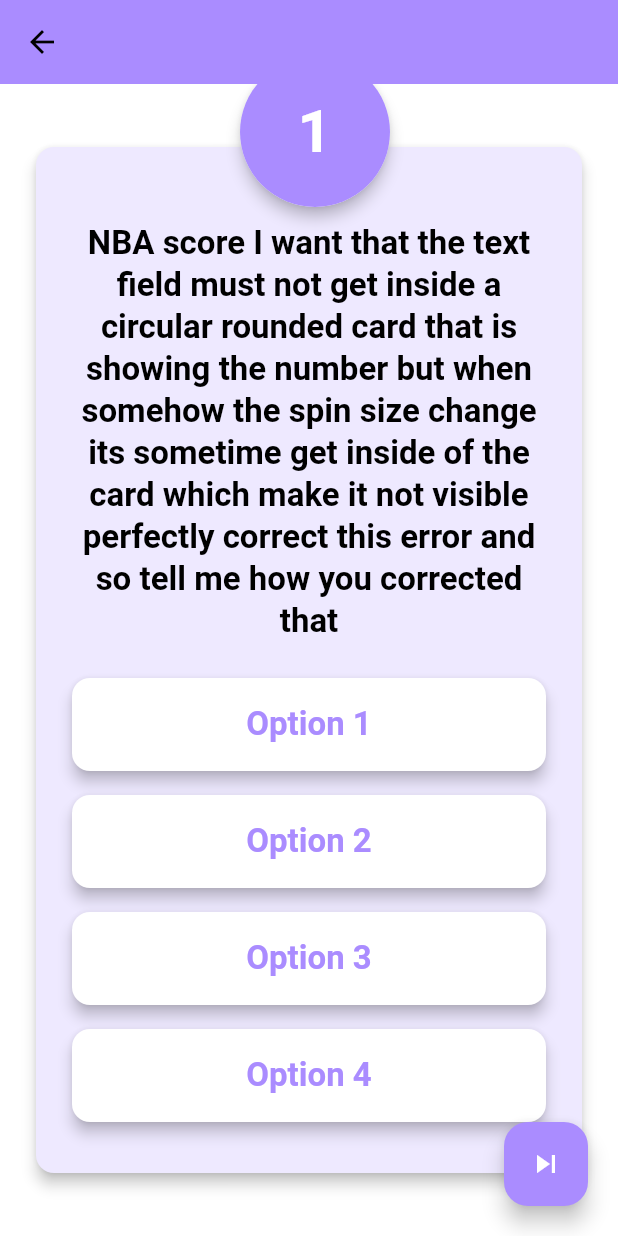
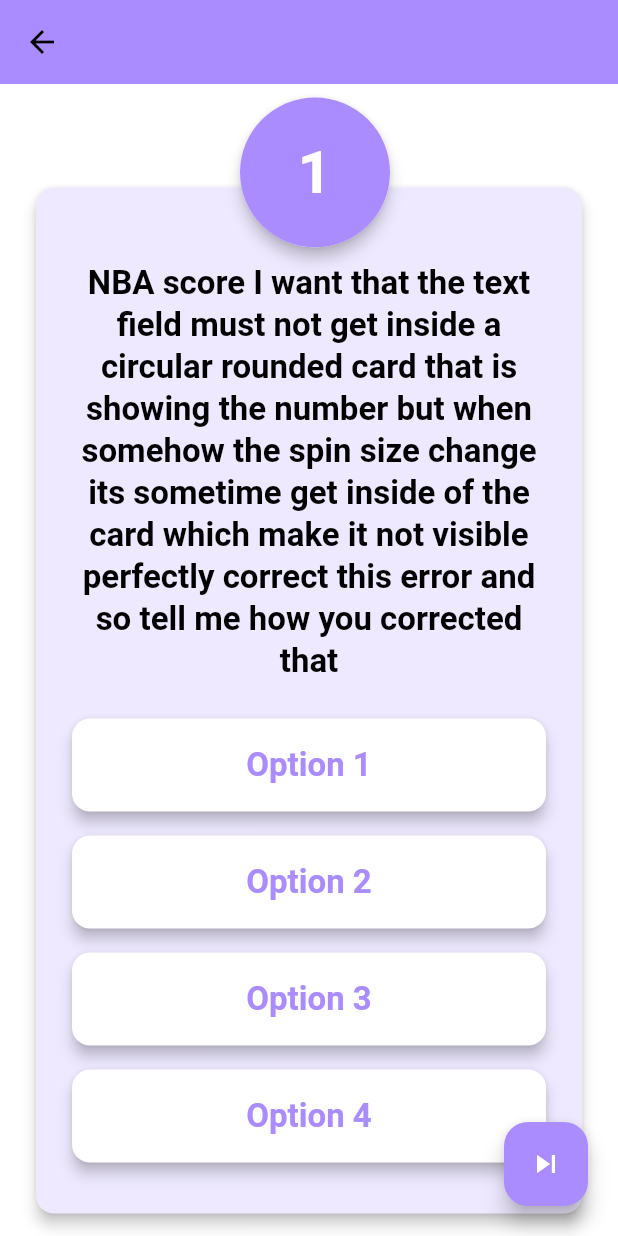
Before and after one commit to Anshuman1103/caliber_sense, a Flutter app: the QuestionScreen screen opened directly, on a phone screen of 412 x 824 dp. Run offline on Flutter 3.47's test engine with Material 3 defaults, Android fonts, the phone set to English and light mode, and no system bars; our stand-ins replace flutter_riverpod, google_fonts.

Commit message:
Question page bug fix

```diff
--- a/lib/widgets/question_card.dart
+++ b/lib/custom_widgets/question_card.dart
@@ -14,6 +14,7 @@
           clipBehavior: Clip.none,
           children: [
             Padding(
+              //Padding for card to screen boundary
               padding: const EdgeInsets.symmetric(
                 vertical: 10,
                 horizontal: 20,
--- a/lib/screens/question_screen.dart
+++ b/lib/screens/question_screen.dart
@@ -1,5 +1,5 @@
 import 'package:caliber_sense/main.dart';
-import 'package:caliber_sense/widgets/question_card.dart';
+import 'package:caliber_sense/custom_widgets/question_card.dart';
 import 'package:flutter/material.dart';
 
 class QuestionScreen extends StatelessWidget {
@@ -12,11 +12,22 @@
       appBar: AppBar(
         backgroundColor: colorScheme.primary,
       ),
-      body: Stack(
+      body: Column(
         children: [
-          const Center(
+          Expanded(
+            child: Stack(
+              children: [
+                const Expanded(
                   child: SingleChildScrollView(
-              child: QuestionCard(),
+                    child: Column(
+                      children: [
+                        SizedBox(
+                          //Helps to make circular card visible
+                          height: 55,
+                        ),
+                        QuestionCard(),
+                      ],
+                    ),
                   ),
                 ),
                 Positioned(
@@ -38,6 +49,9 @@
                 ),
               ],
             ),
+          ),
+        ],
+      ),
     );
   }
 }
--- a/lib/screens/result_screen.dart
+++ b/lib/screens/result_screen.dart
@@ -2,7 +2,7 @@
 library;
 
 import 'package:caliber_sense/main.dart';
-import 'package:caliber_sense/custom_widgets/result_score_card.dart';
+import 'package:caliber_sense/widgets/result_score_card.dart';
 import 'package:flutter/material.dart';
 import 'package:google_fonts/google_fonts.dart';
 
```
Also changed, not shown: lib/widgets/result_score_card.dart (renamed from lib/custom_widgets/result_score_card.dart). Lines whose indentation alone changed are shown as unchanged.
